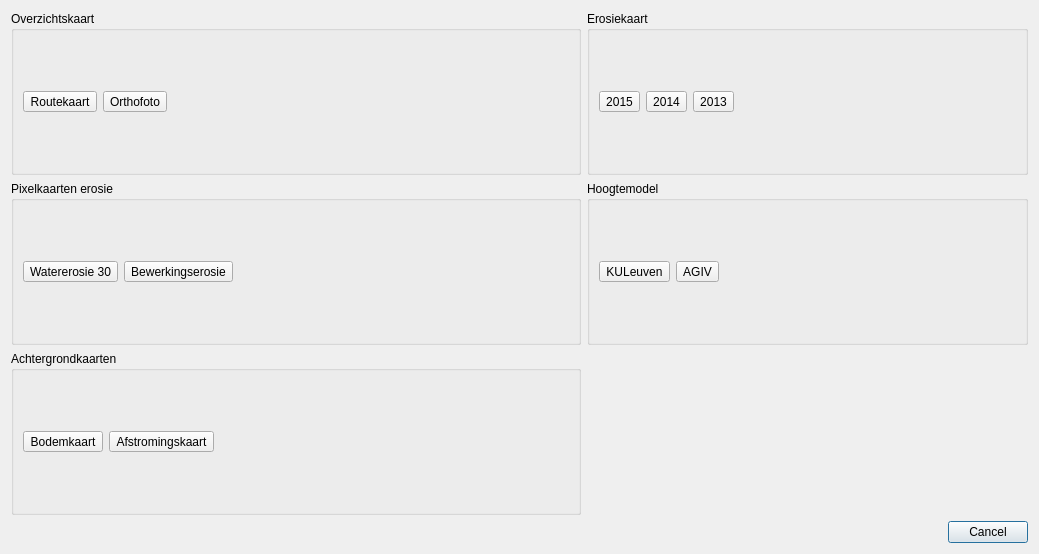
Before: the Qt Designer form ui_mapswitchdialog.ui in DOV-Vlaanderen/erosiebezwaren, drawn with Qt 5.
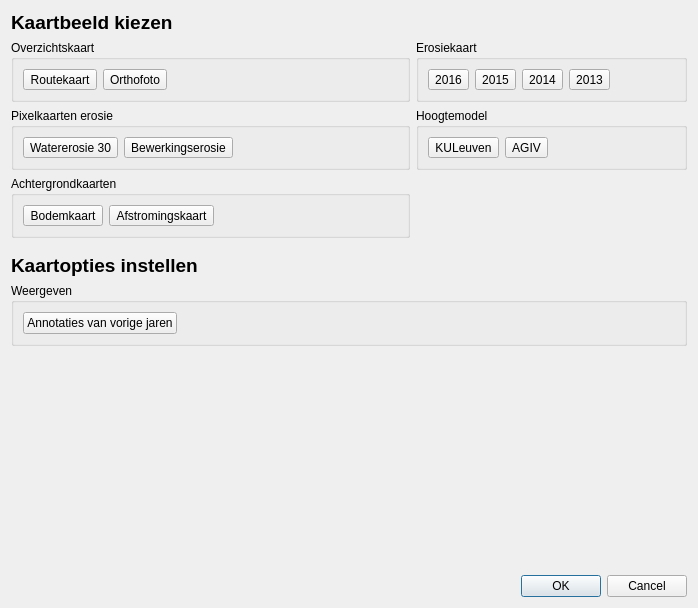
After: the same form once the commit is applied. Icons and pictures are not drawn. Custom widgets are drawn as their Qt base class.

Commit message: Optie toegevoegd om oude annotaties uit te schakelen.

Patch:
```diff
--- a/ui_mapswitchdialog.ui
+++ b/ui_mapswitchdialog.ui
@@ -6,8 +6,8 @@
    <rect>
     <x>0</x>
     <y>0</y>
-    <width>1039</width>
-    <height>554</height>
+    <width>698</width>
+    <height>608</height>
    </rect>
   </property>
   <property name="windowTitle">
@@ -17,6 +17,20 @@
    <bool>true</bool>
   </property>
   <layout class="QVBoxLayout" name="verticalLayout">
+   <item>
+    <widget class="QLabel" name="label">
+     <property name="font">
+      <font>
+       <pointsize>14</pointsize>
+       <weight>75</weight>
+       <bold>true</bold>
+      </font>
+     </property>
+     <property name="text">
+      <string>Kaartbeeld kiezen</string>
+     </property>
+    </widget>
+   </item>
    <item>
     <layout class="QGridLayout" name="gridLayout">
      <item row="0" column="0">
@@ -93,6 +107,26 @@
         <bool>true</bool>
        </property>
        <layout class="QHBoxLayout" name="horizontalLayout_3">
+        <item>
+         <widget class="QToolButton" name="btn_erosie2015_2">
+          <property name="text">
+           <string>2016</string>
+          </property>
+          <property name="icon">
+           <iconset resource="resources.qrc">
+            <normaloff>:/icons/icons/map.png</normaloff>:/icons/icons/map.png</iconset>
+          </property>
+          <property name="iconSize">
+           <size>
+            <width>64</width>
+            <height>64</height>
+           </size>
+          </property>
+          <property name="toolButtonStyle">
+           <enum>Qt::ToolButtonTextUnderIcon</enum>
+          </property>
+         </widget>
+        </item>
         <item>
          <widget class="QToolButton" name="btn_erosie2015">
           <property name="text">
@@ -366,18 +400,90 @@
      </item>
     </layout>
    </item>
+   <item>
+    <spacer name="verticalSpacer_2">
+     <property name="orientation">
+      <enum>Qt::Vertical</enum>
+     </property>
+     <property name="sizeType">
+      <enum>QSizePolicy::Fixed</enum>
+     </property>
+     <property name="sizeHint" stdset="0">
+      <size>
+       <width>20</width>
+       <height>10</height>
+      </size>
+     </property>
+    </spacer>
+   </item>
+   <item>
+    <widget class="QLabel" name="label_2">
+     <property name="font">
+      <font>
+       <pointsize>14</pointsize>
+       <weight>75</weight>
+       <bold>true</bold>
+      </font>
+     </property>
+     <property name="text">
+      <string>Kaartopties instellen</string>
+     </property>
+    </widget>
+   </item>
+   <item>
+    <widget class="QGroupBox" name="groupBox_6">
+     <property name="title">
+      <string>Weergeven</string>
+     </property>
+     <layout class="QVBoxLayout" name="verticalLayout_2">
+      <item>
+       <widget class="ValueBooleanButton" name="lbv_showOldAnnotations">
+        <property name="sizePolicy">
+         <sizepolicy hsizetype="Maximum" vsizetype="Fixed">
+          <horstretch>0</horstretch>
+          <verstretch>0</verstretch>
+         </sizepolicy>
+        </property>
+        <property name="text">
+         <string>Annotaties van vorige jaren</string>
+        </property>
+       </widget>
+      </item>
+     </layout>
+    </widget>
+   </item>
+   <item>
+    <spacer name="verticalSpacer">
+     <property name="orientation">
+      <enum>Qt::Vertical</enum>
+     </property>
+     <property name="sizeHint" stdset="0">
+      <size>
+       <width>20</width>
+       <height>40</height>
+      </size>
+     </property>
+    </spacer>
+   </item>
    <item>
     <widget class="QDialogButtonBox" name="buttonBox">
      <property name="orientation">
       <enum>Qt::Horizontal</enum>
      </property>
      <property name="standardButtons">
-      <set>QDialogButtonBox::Cancel</set>
+      <set>QDialogButtonBox::Cancel|QDialogButtonBox::Ok</set>
      </property>
     </widget>
    </item>
   </layout>
  </widget>
+ <customwidgets>
+  <customwidget>
+   <class>ValueBooleanButton</class>
+   <extends>QPushButton</extends>
+   <header>Erosiebezwaren/widgets/valueinput.h</header>
+  </customwidget>
+ </customwidgets>
  <resources>
   <include location="resources.qrc"/>
  </resources>
```
The commit also changes 2 other files.
